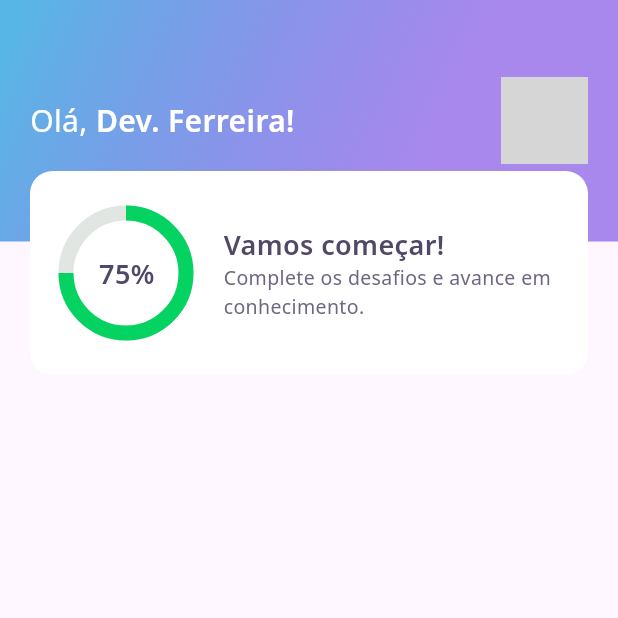
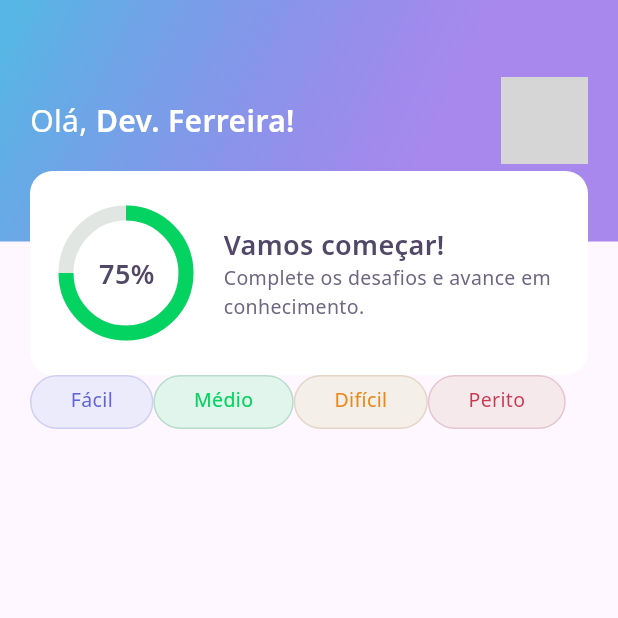
Before and after one commit to DavidFerreiraa/devquiz, a Flutter app: the screen it shows after launch, on a phone screen of 412 x 824 dp, the top half of it. Run offline on Flutter 3.47's test engine with Material 3 defaults, Android fonts, the phone set to English and light mode, and no system bars; our stand-ins replace google_fonts; network calls fail; grey boxes are pictures that could not be loaded.

Commit message:
feat: LevelButton widget added to the project

```diff
--- a/lib/home/home_page.dart
+++ b/lib/home/home_page.dart
@@ -1,4 +1,5 @@
 import 'package:DevQuiz/home/widgets/appbar/app_bar_widget.dart';
+import 'package:DevQuiz/home/widgets/level_button/level_button_widget.dart';
 import 'package:flutter/material.dart';
 
 class HomePage extends StatefulWidget {
@@ -13,6 +14,19 @@ class _HomePageState extends State<HomePage> {
   Widget build(BuildContext context) {
     return Scaffold(
       appBar: AppBarWidget(),
+      body: SizedBox(
+        height: 36,
+        child: ListView(
+          padding: EdgeInsets.symmetric(horizontal: 20),
+          scrollDirection: Axis.horizontal,
+          children: [
+            LevelButtonWidget(label: "Fácil"),
+            LevelButtonWidget(label: "Médio"),
+            LevelButtonWidget(label: "Difícil"),
+            LevelButtonWidget(label: "Perito"),
+          ],
+        ),
+      )
     );
   }
 }
--- /dev/null
+++ b/lib/home/widgets/level_button/level_button_widget.dart
@@ -0,0 +1,57 @@
+import 'package:DevQuiz/core/core.dart';
+import 'package:flutter/material.dart';
+import 'package:google_fonts/google_fonts.dart';
+
+class LevelButtonWidget extends StatelessWidget {
+  final String label;
+  LevelButtonWidget({Key? key, required this.label}) : assert(["Fácil", "Médio", "Difícil", "Perito"].contains(label)), super(key: key);
+
+  // configs to change button colors when the label change.
+  final config = {
+    "Fácil" : {
+      "color" : AppColors.levelButtonFacil,
+      "borderColor" : AppColors.levelButtonBorderFacil,
+      "fontColor" : AppColors.levelButtonTextFacil,
+    },
+    "Médio" : {
+      "color" : AppColors.levelButtonMedio,
+      "borderColor" : AppColors.levelButtonBorderMedio,
+      "fontColor" : AppColors.levelButtonTextMedio,
+    },
+    "Difícil" : {
+      "color" : AppColors.levelButtonDificil,
+      "borderColor" : AppColors.levelButtonBorderDificil,
+      "fontColor" : AppColors.levelButtonTextDificil,
+    },
+    "Perito" : {
+      "color" : AppColors.levelButtonPerito,
+      "borderColor" : AppColors.levelButtonBorderPerito,
+      "fontColor" : AppColors.levelButtonTextPerito,
+    },
+  };
+
+  //gets to colors
+  Color get color => config[label]!['color']!;
+  Color get borderColor => config[label]!['borderColor']!;
+  Color get fontColor => config[label]!['fontColor']!;
+
+  @override
+  Widget build(BuildContext context) {
+    return Container(
+      child: Padding(
+        padding: const EdgeInsets.symmetric(horizontal: 26, vertical: 6),
+        child: Text(label, style: GoogleFonts.notoSans(
+          color: fontColor,
+          fontSize: 13,
+        ),),
+      ),
+      decoration: BoxDecoration(
+        borderRadius: BorderRadius.circular(28),
+        color: color,
+        border: Border.fromBorderSide(BorderSide(
+          color: borderColor,
+        ))
+      ),
+    );
+  }
+}
```
